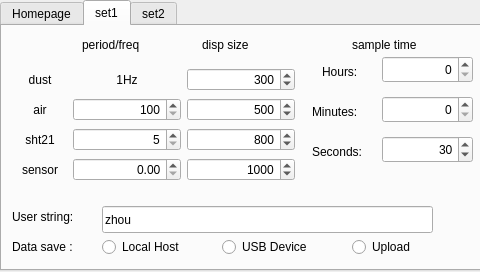
Old version of the form mainwindow.ui in the repository yu1019594136/enose_online.
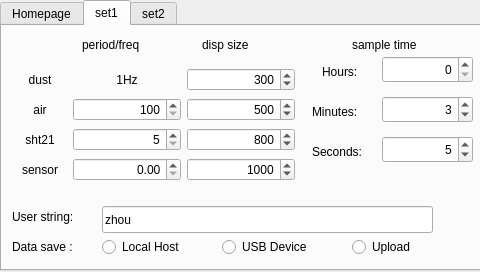
New version of the form. The open tabs and pages were chosen to show the change.

```diff
--- a/mainwindow.ui
+++ b/mainwindow.ui
@@ -425,6 +425,9 @@
       <property name="maximum">
        <number>59</number>
       </property>
+      <property name="value">
+       <number>3</number>
+      </property>
      </widget>
      <widget class="QSpinBox" name="spinBox_2">
       <property name="geometry">
@@ -442,7 +445,7 @@
        <number>59</number>
       </property>
       <property name="value">
-       <number>30</number>
+       <number>5</number>
       </property>
      </widget>
      <widget class="QLabel" name="label_9">
```
Left out of the diff: 2 changed lines with no effect on the pictures.
